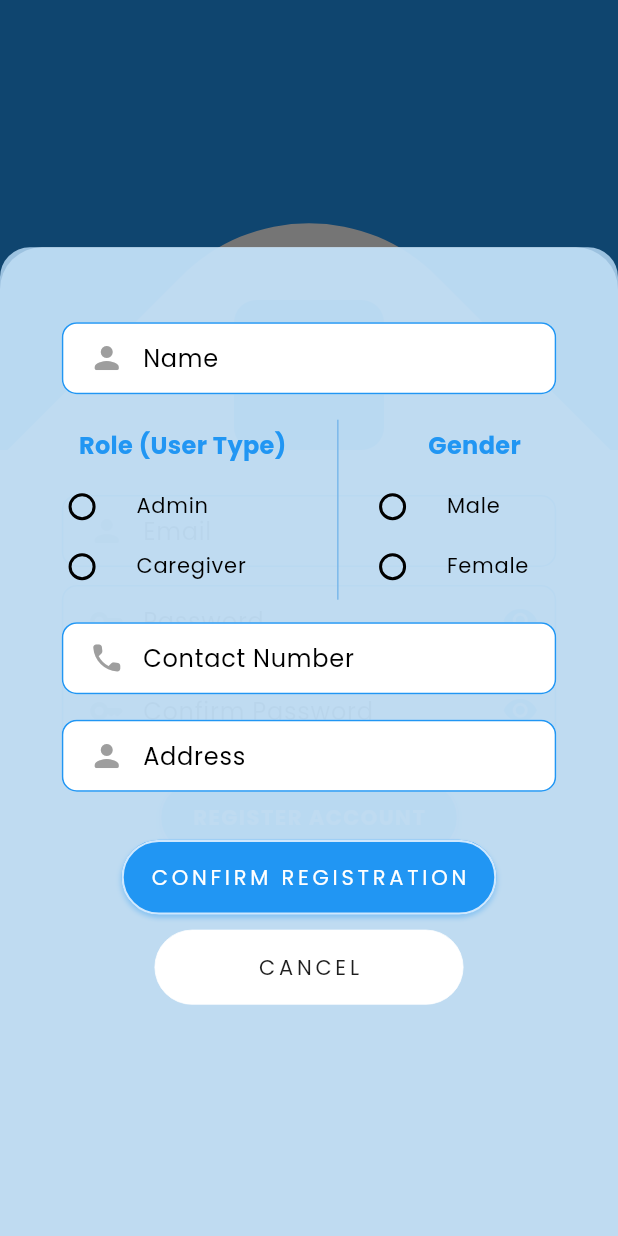
After one commit to lnogami/WanderHuman, a Flutter app: the screen it shows after launch, after a tap on "SIGNUP", after a tap on "REGISTER ACCOUNT", on a phone screen of 412 x 824 dp. The commit adds this screen. Run offline on Flutter 3.47's test engine with Material 3 defaults, Android fonts, the phone set to English and light mode, and no system bars; our stand-ins replace cloud_firestore, firebase_auth, firebase_core, flutter_dotenv, geolocator; missing offline and left inert: mapbox_maps_flutter; accounts and stored records are empty; network calls fail.

Commit message:
still configuring the registration (signup) page. It does have a clean UI now, but it still have a minor problem. To be fixed tomorrow. And also, it cannot send data to the Firestore yet (I just commented the code for that one).

```diff
--- a/lib/utilities/color_palette.dart
+++ b/lib/utilities/color_palette.dart
@@ -6,6 +6,9 @@ class MyColorPalette {
   static const Color fontColorB = Color.fromARGB(255, 30, 30, 30);
   static const Color darkBlue = Color.fromARGB(255, 5, 63, 208);
 
+  /// Background color for Forms
+  static const Color lightBlue = Color.fromARGB(211, 186, 220, 247);
+
   /// InkWell's splash color
   static const Color splashColor = Color.fromARGB(180, 55, 164, 253);
 }
--- a/lib/view/add_patient_form/add_patient_form.dart
+++ b/lib/view/add_patient_form/add_patient_form.dart
@@ -2,6 +2,7 @@ import 'package:firebase_auth/firebase_auth.dart';
 import 'package:flutter/material.dart';
 import 'package:flutter/services.dart';
 import 'package:wanderhuman_app/components/button.dart';
+import 'package:wanderhuman_app/utilities/color_palette.dart';
 import 'package:wanderhuman_app/utilities/dimension_adapter.dart';
 import 'package:wanderhuman_app/view/add_patient_form/helper/firebase_patients.dart';
 import 'package:wanderhuman_app/view/add_patient_form/helper/firebase_services.dart';
@@ -49,13 +50,12 @@ class _AddPatientFormState extends State<AddPatientForm> {
     return Scaffold(
       body: SingleChildScrollView(
         scrollDirection: Axis.vertical,
+        // this is the main body of the Form
         child: Container(
           // padding: EdgeInsets.all(20),
           width: MyDimensionAdapter.getWidth(context),
           height: MyDimensionAdapter.getHeight(context) * 1.1,
-          decoration: const BoxDecoration(
-            color: Color.fromARGB(211, 186, 220, 247),
-          ),
+          decoration: const BoxDecoration(color: MyColorPalette.lightBlue),
           child: formSpace(context),
         ),
       ),
@@ -297,6 +297,7 @@ class _AddPatientFormState extends State<AddPatientForm> {
                     // email: "", // later na lang ni
                   ),
                 );
+                // this is just a sample display of the inputted data (deletable)
                 showMyAnimatedSnackBar(
                   context: context,
                   dataToDisplay:
--- a/lib/view/home/widgets/map/independent_functions/move_to_user.dart
+++ b/lib/view/home/widgets/map/independent_functions/move_to_user.dart
@@ -1,20 +1,22 @@
-// Navigation methods
-import 'package:mapbox_maps_flutter/mapbox_maps_flutter.dart' as mp;
-import 'package:wanderhuman_app/view/home/widgets/map/users_history.dart';
+// // Navigation methods
+// import 'package:mapbox_maps_flutter/mapbox_maps_flutter.dart' as mp;
+// import 'package:wanderhuman_app/view/home/widgets/map/users_history.dart';
 
-void moveToUser({
-  required mp.MapboxMap mapboxMapController,
-  required FirebaseUserHistory user,
-}) {
-  mapboxMapController.setCamera(
-    mp.CameraOptions(
-      center: mp.Point(
-        coordinates: mp.Position(
-          user.currentLocation.longitude,
-          user.currentLocation.latitude,
-        ),
-      ),
-      zoom: 16.0,
-    ),
-  );
-}
+// void moveToUser({
+//   required mp.MapboxMap mapboxMapController,
+//   required FirebaseUserHistory user,
+// }) {
+//   mapboxMapController.setCamera(
+//     mp.CameraOptions(
+//       center: mp.Point(
+//         coordinates: mp.Position(
+//           user.currentLocation.longitude,
+//           user.currentLocation.latitude,
+//         ),
+//       ),
+//       zoom: 16.0,
+//     ),
+//   );
+// }
+
+// TODO: not yet implemented
--- a/lib/view/home/widgets/map/independent_functions/show_all_users.dart
+++ b/lib/view/home/widgets/map/independent_functions/show_all_users.dart
@@ -1,36 +1,38 @@
-import 'dart:math';
+// import 'dart:math';
 
-import 'package:mapbox_maps_flutter/mapbox_maps_flutter.dart' as mp;
-import 'package:wanderhuman_app/view/home/widgets/map/users_history.dart';
+// import 'package:mapbox_maps_flutter/mapbox_maps_flutter.dart' as mp;
+// import 'package:wanderhuman_app/view/home/widgets/map/users_history.dart';
 
-void showAllUsers({
-  required mp.MapboxMap mapboxMapController,
-  required List<FirebaseUserHistory> allUsers,
-}) {
-  if (allUsers.isEmpty) return;
+// void showAllUsers({
+//   required mp.MapboxMap mapboxMapController,
+//   required List<FirebaseUserHistory> allUsers,
+// }) {
+//   if (allUsers.isEmpty) return;
 
-  final lats = allUsers.map((u) => u.currentLocation.latitude).toList();
-  final lngs = allUsers.map((u) => u.currentLocation.longitude).toList();
+//   final lats = allUsers.map((u) => u.currentLocation.latitude).toList();
+//   final lngs = allUsers.map((u) => u.currentLocation.longitude).toList();
 
-  final minLat = lats.reduce(min);
-  final maxLat = lats.reduce(max);
-  final minLng = lngs.reduce(min);
-  final maxLng = lngs.reduce(max);
+//   final minLat = lats.reduce(min);
+//   final maxLat = lats.reduce(max);
+//   final minLng = lngs.reduce(min);
+//   final maxLng = lngs.reduce(max);
 
-  mapboxMapController.setCamera(
-    mp.CameraOptions(
-      center: mp.Point(
-        coordinates: mp.Position((minLng + maxLng) / 2, (minLat + maxLat) / 2),
-      ),
-      zoom: _calculateZoomForBounds(maxLat - minLat, maxLng - minLng),
-    ),
-  );
-}
+//   mapboxMapController.setCamera(
+//     mp.CameraOptions(
+//       center: mp.Point(
+//         coordinates: mp.Position((minLng + maxLng) / 2, (minLat + maxLat) / 2),
+//       ),
+//       zoom: _calculateZoomForBounds(maxLat - minLat, maxLng - minLng),
+//     ),
+//   );
+// }
 
-double _calculateZoomForBounds(double latDiff, double lngDiff) {
-  final maxDiff = max(latDiff, lngDiff);
-  if (maxDiff < 0.01) return 14.0;
-  if (maxDiff < 0.05) return 11.0;
-  if (maxDiff < 0.1) return 9.0;
-  return 7.0;
-}
+// double _calculateZoomForBounds(double latDiff, double lngDiff) {
+//   final maxDiff = max(latDiff, lngDiff);
+//   if (maxDiff < 0.01) return 14.0;
+//   if (maxDiff < 0.05) return 11.0;
+//   if (maxDiff < 0.1) return 9.0;
+//   return 7.0;
+// }
+
+// TODO: not yet implemented
--- a/lib/view/login/login.dart
+++ b/lib/view/login/login.dart
@@ -3,6 +3,7 @@ import 'package:flutter/material.dart';
 import 'package:wanderhuman_app/utilities/color_palette.dart';
 import 'package:wanderhuman_app/utilities/dimension_adapter.dart';
 import 'package:wanderhuman_app/components/button.dart';
+import 'package:wanderhuman_app/view/login/register_account.dart';
 import 'package:wanderhuman_app/view/login/widgets/layout_material.dart';
 import 'package:wanderhuman_app/view/login/widgets/textfield.dart';
 
@@ -262,16 +263,19 @@ class _LoginPageState extends State<LoginPage> {
 
   MyCustButton confirmSignUpButton() {
     return MyCustButton(
-      onTap: () async {
-        await createUserWithEmailAndPassword(); // TODO: replace this with register_account form, and that account form will call this function.
-
-        print("CONFIRM SIGNUP BUTTON PRESSEDDDDDDDDDDDDDDDDDDDDDDDDDD");
+      onTap: () {
+        bottomModalSheetOfSignUp(
+          context: context,
+          email: emailController.text,
+          password: passwordController.text,
+        );
       },
-      buttonText: "CONFIRM SIGNUP",
+      buttonText: "REGISTER ACCOUNT",
       color: Colors.blue,
       buttonTextFontWeight: FontWeight.w700,
       buttonTextColor: Colors.white,
       buttonTextSpacing: 1,
+      buttonWidth: 200,
     );
   }
 
@@ -307,6 +311,7 @@ class _LoginPageState extends State<LoginPage> {
         setState(() {
           // requestFocus() para mabalhin ang focus sa textfield before sya ma render out.
           passwordFocusNode.requestFocus();
+          passwordFocusNode.unfocus();
           isGoingToSignUp = !isGoingToSignUp;
           animatedContainerHeight = 0;
           emailController.clear();
--- a/lib/view/login/register_account.dart
+++ b/lib/view/login/register_account.dart
@@ -0,0 +1,39 @@
+import 'package:flutter/material.dart';
+import 'package:wanderhuman_app/utilities/dimension_adapter.dart';
+import 'package:wanderhuman_app/view/login/widgets/register_account_form.dart';
+
+/// context is for BuildContext, email and password will be used for RegisterAccountForm
+void bottomModalSheetOfSignUp({
+  required BuildContext context,
+  required String email,
+  required String password,
+}) {
+  showModalBottomSheet(
+    backgroundColor: Colors.white70,
+    context: context,
+    builder: (context) {
+      return Container(
+        width: MyDimensionAdapter.getWidth(context),
+        height: MyDimensionAdapter.getHeight(context) * 0.80,
+        decoration: BoxDecoration(
+          // color: Colors.purple[100],
+          borderRadius: borderRadius(),
+        ),
+        child: RegisterAccountForm(
+          email: email,
+          password: password,
+          borderRadius: borderRadius(),
+        ),
+      );
+    },
+    // this property removes the default limit of the modal bottom sheet (.50 of the screen height)
+    isScrollControlled: true,
+  );
+}
+
+BorderRadius borderRadius() {
+  return const BorderRadius.only(
+    topLeft: Radius.circular(20),
+    topRight: Radius.circular(20),
+  );
+}
--- /dev/null
+++ b/lib/view/login/widgets/register_account_form.dart
@@ -0,0 +1,248 @@
+import 'package:flutter/material.dart';
+import 'package:wanderhuman_app/components/button.dart';
+import 'package:wanderhuman_app/utilities/color_palette.dart';
+import 'package:wanderhuman_app/utilities/dimension_adapter.dart';
+import 'package:wanderhuman_app/view/login/register_account.dart';
+import 'package:wanderhuman_app/view/login/widgets/textfield.dart';
+
+class RegisterAccountForm extends StatefulWidget {
+  final BorderRadius? borderRadius;
+  final String email;
+  final String password;
+
+  const RegisterAccountForm({
+    super.key,
+    this.borderRadius,
+    required this.email,
+    required this.password,
+  });
+
+  @override
+  State<RegisterAccountForm> createState() => _RegisterAccountFormState();
+}
+
+// "other" in this enum means no value yet
+enum UserType { admin, caregiver, other }
+
+enum Gender { male, female, other }
+
+class _RegisterAccountFormState extends State<RegisterAccountForm> {
+  UserType currentUserTypeGroupvalue = UserType.other;
+  Gender currentGroupGenderValue = Gender.other;
+
+  // THIS IS A LIST OF FIELDS BASED ON THE DATABASE ARCHITECTURE
+  // email and password are passed from the login form
+  // id is auto-generated by Firebase Authentication
+  TextEditingController nameController = TextEditingController();
+  // userType is a Radio button
+  // gender is a Radio button too
+  TextEditingController contactNumberController = TextEditingController();
+  TextEditingController addressController = TextEditingController();
+  // notableTrait = null, because this is for Admin and Caregiver registration Form
+  // profilePictureURl is a button to select picture, not sure about this yet
+  // createdAt is auto-generated base on timeStamp
+  // lastUpdatedAt = createdAt
+  // registeredBy = "", this is for patients only
+  // assignedCaregiver = "", this is for patients only
+  // deviceID = "", this is for patients only
+  // email is provided by this class
+  // status is automatically true by creation
+
+  @override
+  Widget build(BuildContext context) {
+    return Container(
+      width: MyDimensionAdapter.getWidth(context),
+      height: MyDimensionAdapter.getHeight(context),
+      padding: EdgeInsets.only(top: 50),
+      decoration: BoxDecoration(
+        borderRadius: borderRadius(),
+        color: MyColorPalette.lightBlue,
+      ),
+      child: Column(
+        children: [
+          MyCustTextfield(
+            labelText: "Name",
+            prefixIcon: Icons.person_rounded,
+            textController: nameController,
+            borderRadius: 10,
+          ),
+          SizedBox(height: 15),
+          Container(
+            height: 120,
+            padding: EdgeInsets.only(left: 5, right: 5),
+            // color: Colors.green,  // for debugging purposes only
+            child: Row(
+              mainAxisAlignment: MainAxisAlignment.end,
+              children: [
+                userTypeGroupedRadioButton(),
+                verticalLineBorder(),
+                genderGroupedRadioButton(),
+              ],
+            ),
+          ),
+          SizedBox(height: 15),
+          MyCustTextfield(
+            labelText: "Contact Number",
+            prefixIcon: Icons.call_rounded,
+            textController: contactNumberController,
+            borderRadius: 10,
+          ),
+          SizedBox(height: 15),
+          MyCustTextfield(
+            labelText: "Address",
+            prefixIcon: Icons.person_rounded,
+            textController: addressController,
+            borderRadius: 10,
+          ),
+          SizedBox(height: 30),
+          MyCustButton(
+            buttonText: "CONFIRM REGISTRATION",
+            buttonWidth: 250,
+            buttonTextColor: Colors.white,
+            onTap: () {
+              // await createUserWithEmailAndPassword(); // TODO: to be configured, in order to send data to Firestore
+              // print("CONFIRM SIGNUP BUTTON PRESSEDDDDDDDDDDDDDDDDDDDDDDDDDD");
+            },
+          ),
+          SizedBox(height: 10),
+          // Cancel button
+          cancelButton(),
+        ],
+      ),
+    );
+  }
+
+  Container verticalLineBorder() {
+    return Container(
+      width: 1,
+      height: double.infinity,
+      color: const Color.fromARGB(255, 123, 184, 234),
+    );
+  }
+
+  Container userTypeGroupedRadioButton() {
+    return Container(
+      // color: Colors.amber, // for debugging purposes only
+      width: MyDimensionAdapter.getWidth(context) * 0.50,
+      child: Column(
+        children: [
+          SizedBox(height: 6),
+          radioListTileButtonsTitle("Role (User Type)"),
+          myUserTypeRadioListTileBuilder(
+            title: "Admin",
+            enumValue: UserType.admin,
+          ),
+          myUserTypeRadioListTileBuilder(
+            title: "Caregiver",
+            enumValue: UserType.caregiver,
+          ),
+        ],
+      ),
+    );
+  }
+
+  Container genderGroupedRadioButton() {
+    return Container(
+      width: MyDimensionAdapter.getWidth(context) * 0.44,
+      // color: Colors.orange, // for debugging purposes only
+      child: Column(
+        children: [
+          SizedBox(height: 6),
+          radioListTileButtonsTitle("Gender"),
+          myGenderRadioListTileBuilder(title: "Male", enumValue: Gender.male),
+          myGenderRadioListTileBuilder(
+            title: "Female",
+            enumValue: Gender.female,
+          ),
+        ],
+      ),
+    );
+  }
+
+  Text radioListTileButtonsTitle(String title) {
+    return Text(
+      title,
+      overflow: TextOverflow.ellipsis,
+      style: TextStyle(
+        fontSize: 16,
+        fontWeight: FontWeight.bold,
+        color: Colors.blue,
+      ),
+    );
+  }
+
+  Container myUserTypeRadioListTileBuilder({
+    required String title,
+    required dynamic enumValue,
+  }) {
+    return Container(
+      // color: Colors.grey,    // for debugging purposes only
+      height: 35,
+      margin: EdgeInsets.only(top: 5),
+      child: RadioListTile.adaptive(
+        title: Text(
+          title,
+          overflow: TextOverflow.ellipsis,
+          style: TextStyle(fontSize: 14),
+        ),
+        value: enumValue,
+        groupValue: currentUserTypeGroupvalue,
+        dense: true,
+        useCupertinoCheckmarkStyle: true,
+        onChanged: (value) {
+          setState(() {
+            currentUserTypeGroupvalue = value!;
+          });
+        },
+      ),
+    );
+  }
+
+  Container myGenderRadioListTileBuilder({
+    required String title,
+    required dynamic enumValue,
+  }) {
+    return Container(
+      // color: Colors.grey,    // for debugging purposes only
+      height: 35,
+      margin: EdgeInsets.only(top: 5),
+      child: RadioListTile.adaptive(
+        title: Text(
+          title,
+          overflow: TextOverflow.ellipsis,
+          style: TextStyle(fontSize: 14),
+        ),
+        value: enumValue,
+        groupValue: currentGroupGenderValue,
+        dense: true,
+        useCupertinoCheckmarkStyle: true,
+        onChanged: (value) {
+          setState(() {
+            currentGroupGenderValue = value!;
+          });
+        },
+      ),
+    );
+  }
+
+  // this is just literally a Cancel button
+  MyCustButton cancelButton() {
+    return MyCustButton(
+      onTap: () {
+        setState(() {
+          nameController.dispose();
+          contactNumberController.dispose();
+          addressController.dispose();
+          Navigator.pop(context);
+        });
+      },
+      buttonText: "CANCEL",
+      color: Colors.white,
+      buttonTextFontWeight: FontWeight.w400,
+      buttonTextColor: MyColorPalette.fontColorB,
+      enableShadow: false,
+      borderWidth: 0.5,
+      borderColor: Colors.white,
+    );
+  }
+}
--- a/lib/view/login/widgets/textfield.dart
+++ b/lib/view/login/widgets/textfield.dart
@@ -23,6 +23,7 @@ class MyCustTextfield extends StatefulWidget {
   final Color color;
   final IconData? suffixIcon;
   final Color suffixIconColor;
+  final bool isReadOnly;
 
   /// This will manage the data the textfield will accept
   final TextEditingController textController;
@@ -47,6 +48,7 @@ class MyCustTextfield extends StatefulWidget {
     this.isPasswordField = false,
     this.color = Colors.transparent,
     this.suffixIcon,
+    this.isReadOnly = false,
   });
 
   @override
@@ -69,6 +71,7 @@ class _MyCustTextfieldState extends State<MyCustTextfield> {
       child: TextField(
         controller: widget.textController,
         focusNode: widget.focusNode,
+        readOnly: widget.isReadOnly,
         obscureText: _isObscurePassword,
         obscuringCharacter: "*",
         decoration: InputDecoration(
```
Also changed, not shown: lib/view/add_patient_form/widget/gender.dart (deleted, +0 -41 lines).
